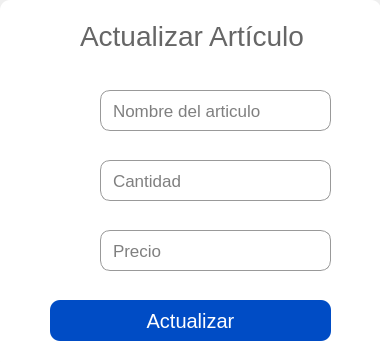
First picture: the form in ui/Actualizar_agotados.ui, repository Moises024/sistema_de_caja, before the edit.
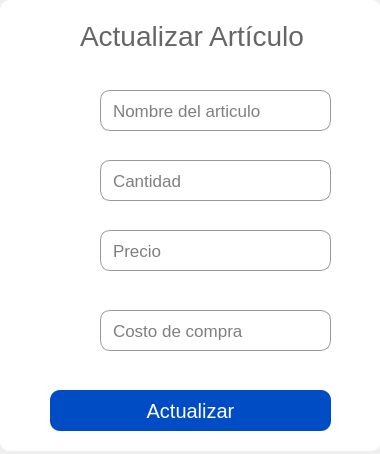
Second picture: the form after the edit. Icons and pictures are not drawn.

```diff
--- a/ui/Actualizar_agotados.ui
+++ b/ui/Actualizar_agotados.ui
@@ -7,7 +7,7 @@
     <x>0</x>
     <y>0</y>
     <width>380</width>
-    <height>362</height>
+    <height>454</height>
    </rect>
   </property>
   <property name="windowTitle">
@@ -19,7 +19,7 @@
      <x>0</x>
      <y>0</y>
      <width>381</width>
-     <height>371</height>
+     <height>451</height>
     </rect>
    </property>
    <property name="styleSheet">
@@ -175,7 +175,7 @@
     <property name="geometry">
      <rect>
       <x>50</x>
-      <y>300</y>
+      <y>390</y>
       <width>281</width>
       <height>41</height>
      </rect>
@@ -190,6 +190,54 @@
      <string>Actualizar</string>
     </property>
    </widget>
+   <widget class="QLineEdit" name="costo">
+    <property name="geometry">
+     <rect>
+      <x>100</x>
+      <y>310</y>
+      <width>231</width>
+      <height>41</height>
+     </rect>
+    </property>
+    <property name="styleSheet">
+     <string notr="true">border: 1px solid #999;
+font-size: 17px;
+padding-left: 10px;</string>
+    </property>
+    <property name="text">
+     <string/>
+    </property>
+    <property name="placeholderText">
+     <string>Costo de compra</string>
+    </property>
+   </widget>
+   <widget class="QLabel" name="label_6">
+    <property name="geometry">
+     <rect>
+      <x>50</x>
+      <y>310</y>
+      <width>41</width>
+      <height>41</height>
+     </rect>
+    </property>
+    <property name="styleSheet">
+     <string notr="true">
+color: rgb(255, 255, 255);
+border-radius: 20px;</string>
+    </property>
+    <property name="text">
+     <string/>
+    </property>
+    <property name="pixmap">
+     <pixmap>../img/costo_compra1.png</pixmap>
+    </property>
+    <property name="scaledContents">
+     <bool>true</bool>
+    </property>
+    <property name="wordWrap">
+     <bool>false</bool>
+    </property>
+   </widget>
   </widget>
  </widget>
  <resources/>
```
